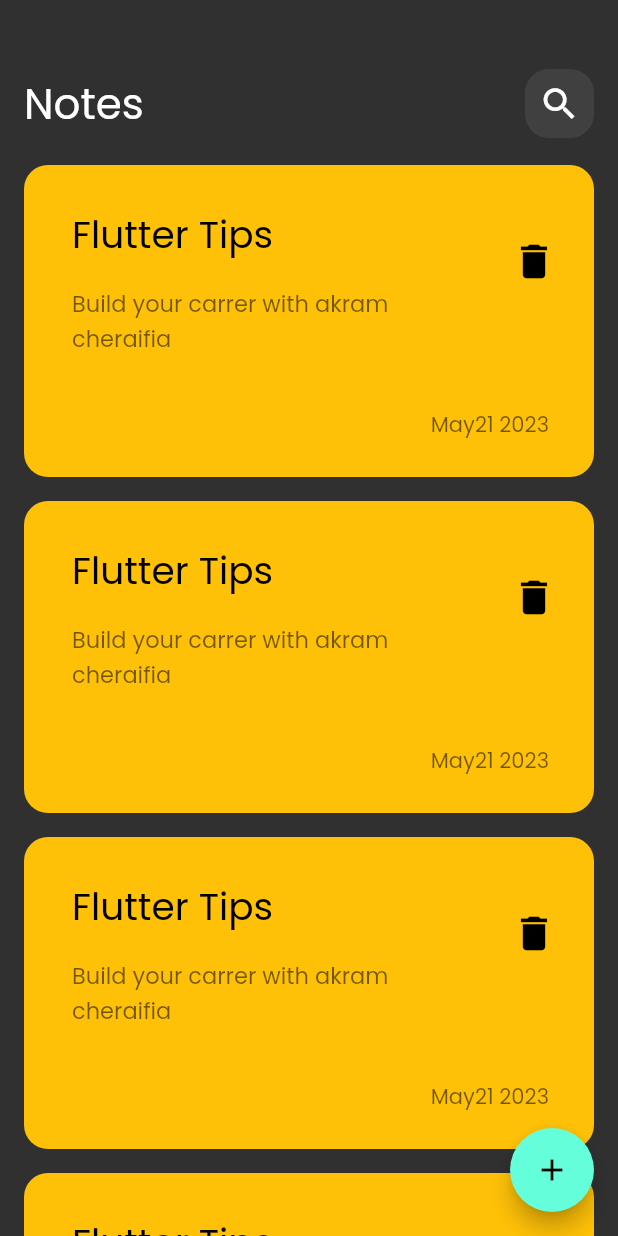
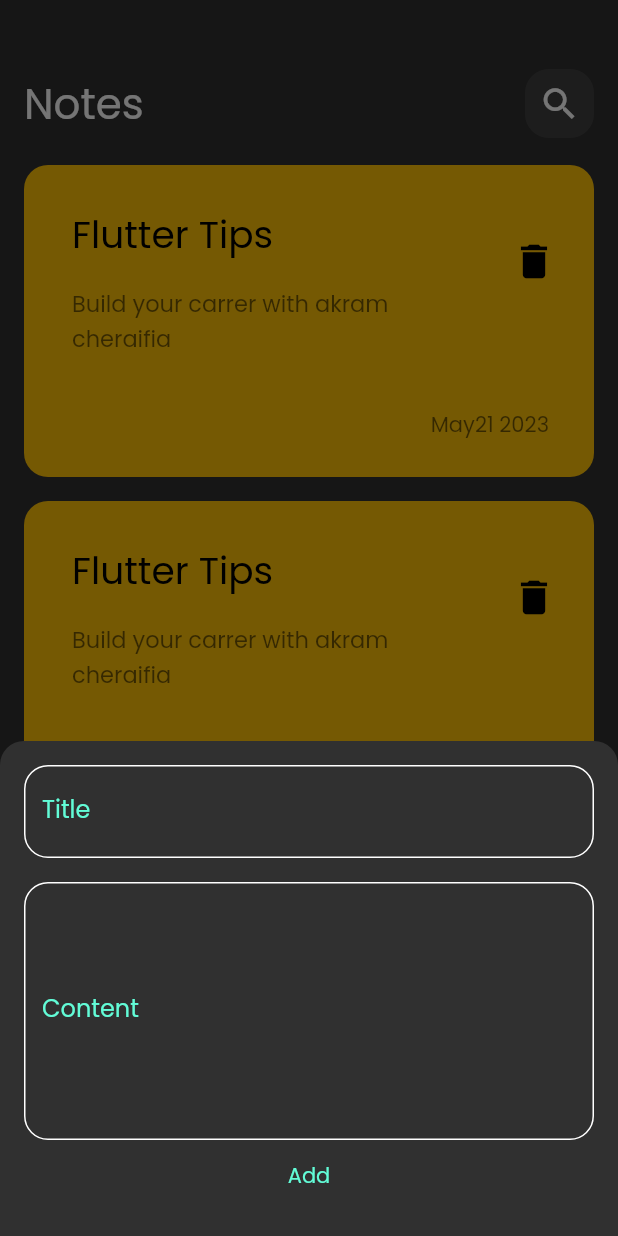
Before and after one commit to akramcheraifia/notes-app, a Flutter app: the screen it shows after launch, after a tap on the "add" icon, on a phone screen of 412 x 824 dp. Run offline on Flutter 3.47's test engine with Material 2 defaults, Android fonts, the phone set to English and light mode, and no system bars.

Commit message:
custom textfield

```diff
--- /dev/null
+++ b/lib/components/custom_textfield.dart
@@ -0,0 +1,45 @@
+import 'package:flutter/material.dart';
+
+import '../constants.dart';
+
+class CustomTextField extends StatelessWidget {
+  int? maxLines;
+  String labelText;
+  CustomTextField({@required this.maxLines, required this.labelText});
+
+  @override
+  Widget build(BuildContext context) {
+    return TextFormField(
+      cursorColor: kPrimaryColor,
+      maxLines: maxLines ?? 1,
+      decoration: InputDecoration(
+        labelText: labelText,
+        labelStyle: const TextStyle(color: kPrimaryColor),
+        border: OutlineInputBorder(
+          borderSide: const BorderSide(
+            color: Colors.white,
+          ),
+          borderRadius: BorderRadius.circular(
+            16,
+          ),
+        ),
+        enabledBorder: OutlineInputBorder(
+          borderSide: const BorderSide(
+            color: Colors.white,
+          ),
+          borderRadius: BorderRadius.circular(
+            16,
+          ),
+        ),
+        focusedBorder: OutlineInputBorder(
+          borderSide: const BorderSide(
+            color: kPrimaryColor,
+          ),
+          borderRadius: BorderRadius.circular(
+            16,
+          ),
+        ),
+      ),
+    );
+  }
+}
--- /dev/null
+++ b/lib/components/notes_bottomsheet.dart
@@ -0,0 +1,43 @@
+import 'package:flutter/material.dart';
+import 'package:notes_app/constants.dart';
+
+import 'custom_textfield.dart';
+
+class NotesModalSheet extends StatelessWidget {
+  NotesModalSheet({super.key});
+
+  @override
+  Widget build(BuildContext context) {
+    return Padding(
+      padding: const EdgeInsets.all(16),
+      child: SingleChildScrollView(
+        child: Padding(
+          padding: EdgeInsets.only(
+            bottom: MediaQuery.of(context).viewInsets.bottom,
+          ),
+          child: Column(
+            children: [
+              CustomTextField(labelText: 'Title'),
+              const SizedBox(
+                height: 16,
+              ),
+              CustomTextField(
+                maxLines: 6,
+                labelText: 'Content',
+              ),
+              TextButton(
+                style: const ButtonStyle(
+                    shape: MaterialStatePropertyAll(OvalBorder())),
+                onPressed: () {},
+                child: const Text(
+                  "Add",
+                  style: TextStyle(color: kPrimaryColor),
+                ),
+              ),
+            ],
+          ),
+        ),
+      ),
+    );
+  }
+}
--- a/lib/components/notes_listview.dart
+++ b/lib/components/notes_listview.dart
@@ -4,7 +4,7 @@ import 'notes_item.dart';
 
 class NotesListView extends StatelessWidget {
   const NotesListView({super.key});
-
+  final data = const [];
   @override
   Widget build(BuildContext context) {
     return ListView.builder(
--- /dev/null
+++ b/lib/constants.dart
@@ -0,0 +1,3 @@
+import 'dart:ui';
+
+const kPrimaryColor = Color(0xff62FCD7);
--- a/lib/views/notes_view.dart
+++ b/lib/views/notes_view.dart
@@ -1,6 +1,7 @@
 import 'package:flutter/material.dart';
 import 'package:notes_app/widgets/notes_body.dart';
 
+import '../components/notes_bottomsheet.dart';
 import '../widgets/notes_app_bar.dart';
 
 class NotesView extends StatelessWidget {
@@ -10,7 +11,19 @@ class NotesView extends StatelessWidget {
   Widget build(BuildContext context) {
     return Scaffold(
       floatingActionButton: FloatingActionButton(
-        onPressed: () {},
+        shape: RoundedRectangleBorder(borderRadius: BorderRadius.circular(16)),
+        onPressed: () {
+          showModalBottomSheet(
+              shape: const RoundedRectangleBorder(
+                  borderRadius: BorderRadius.only(
+                      topLeft: Radius.circular(16),
+                      topRight: Radius.circular(16))),
+              context: context,
+              isScrollControlled: true,
+              builder: (context) {
+                return NotesModalSheet();
+              });
+        },
         child: const Icon(Icons.add),
       ),
       body: const Padding(
```
Also changed, not shown: pubspec.yaml (line endings or trailing spaces).
